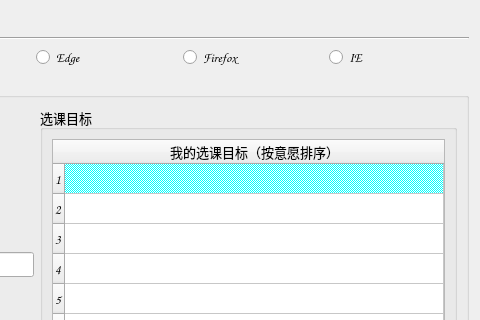
Above: qt/ui/login.ui from ZYM-PKU/AutoElective2.0 before the change; both pictures show x 267 to 747 and y 0 to 320 of the 747 by 859 pixel window. Below: the same form after it.
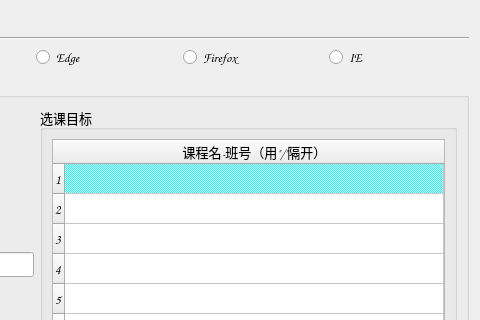
That is the form after the change. Icons and pictures are not drawn.

Patch:
```diff
--- a/qt/ui/login.ui
+++ b/qt/ui/login.ui
@@ -350,7 +350,14 @@
            </row>
            <column>
             <property name="text">
-             <string>我的选课目标（按意愿排序）</string>
+             <string>课程名-班号（用&quot;/&quot;隔开）</string>
+            </property>
+            <property name="background">
+             <color>
+              <red>0</red>
+              <green>255</green>
+              <blue>255</blue>
+             </color>
             </property>
            </column>
            <item row="0" column="0">
```
